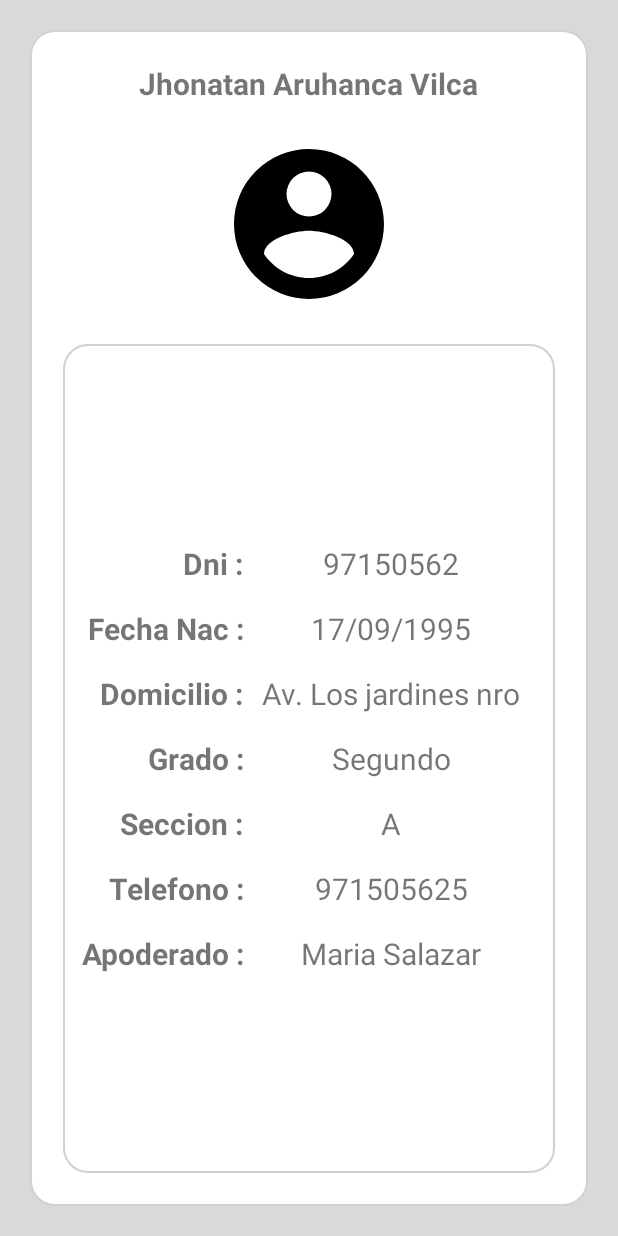
After one commit to DesarrolloSoftwareProfesional/MONITOREOESTUDIANTIL, an Android app: the layout fragment_alumno_datosgenerales.xml on its own in the app's theme, with its tools: preview values and no code run, on a phone screen of 412 x 824 dp. The commit adds this screen. Run offline under Robolectric (Android 15) with nearby library versions, the phone set to English and light mode, and no system bars.

Commit message:
fragments para detalles de alumnos

```diff
--- a/AppSGMonitoreoEstudiantil/app/src/main/java/pe/edu/sise/adapter/DetalleAlumnoSectionsPageAdapter.java
+++ b/AppSGMonitoreoEstudiantil/app/src/main/java/pe/edu/sise/adapter/DetalleAlumnoSectionsPageAdapter.java
@@ -40,11 +40,11 @@ public class DetalleAlumnoSectionsPageAdapter  extends FragmentPagerAdapter {
     public CharSequence getPageTitle(int position) {
         switch (position) {
             case 0:
-                return "Desempeño";
+                return "Datos Generales";
             case 1:
                 return "Actividades";
             case 2:
-                return "Datos Generales";
+                return "Desempeño";
         }
         return null;
     }
--- a/AppSGMonitoreoEstudiantil/app/src/main/java/pe/edu/sise/appsgmonitoreoestudiantil/AlumnoRecyclerViewFragment.java
+++ b/AppSGMonitoreoEstudiantil/app/src/main/java/pe/edu/sise/appsgmonitoreoestudiantil/AlumnoRecyclerViewFragment.java
@@ -55,6 +55,7 @@ public class AlumnoRecyclerViewFragment extends Fragment {
     }
 
     private SwipeRefreshLayout.OnRefreshListener alum_recv_swrefSetOnRefreshListene(){
+
         return new SwipeRefreshLayout.OnRefreshListener(){
 
             @Override
@@ -75,6 +76,7 @@ public class AlumnoRecyclerViewFragment extends Fragment {
 
 
     //metodos para test
+
     private List<Alumno> cargarListaTest(){
         List<Alumno> list =new ArrayList<>();
 
--- /dev/null
+++ b/AppSGMonitoreoEstudiantil/app/src/main/java/pe/edu/sise/appsgmonitoreoestudiantil/AlumnoRecyclerViewFragmentListActividades.java
@@ -0,0 +1,64 @@
+package pe.edu.sise.appsgmonitoreoestudiantil;
+
+
+import android.os.Bundle;
+import android.os.Handler;
+import android.support.v4.app.Fragment;
+import android.support.v4.widget.SwipeRefreshLayout;
+import android.support.v7.widget.RecyclerView;
+import android.view.LayoutInflater;
+import android.view.View;
+import android.view.ViewGroup;
+import android.widget.ArrayAdapter;
+
+import java.util.ArrayList;
+
+
+/**
+ * A simple {@link Fragment} subclass.
+ */
+public class AlumnoRecyclerViewFragmentListActividades extends Fragment {
+
+
+    //variables / controles
+    protected SwipeRefreshLayout alum_recv_swref_lstAct;
+    protected RecyclerView alum_recv_alumos_lstAct;
+
+    //variables para llenar lista
+        protected ArrayList<String> listaActv;
+        protected ArrayAdapter<String> adapterLstAct;
+
+    public AlumnoRecyclerViewFragmentListActividades() {
+        // Required empty public constructor
+    }
+
+
+    @Override
+    public View onCreateView(LayoutInflater inflater, ViewGroup container,
+                             Bundle savedInstanceState) {
+        // Inflate the layout for this fragment
+        return inflater.inflate(R.layout.fragment_alumno_recycler_view_fragment_list_actividades, container, false);
+    }
+
+    private SwipeRefreshLayout.OnRefreshListener alum_recv_swrefSetOnRefreshListene_lstAct(){
+
+        return new SwipeRefreshLayout.OnRefreshListener(){
+            @Override
+            public void onRefresh() {
+
+                new Handler().postDelayed(new Runnable() {
+                    @Override
+                    public void run() {
+                    }
+                },1000);
+
+            }
+        };
+    }
+
+
+
+
+
+
+}
--- a/AppSGMonitoreoEstudiantil/app/src/main/java/pe/edu/sise/appsgmonitoreoestudiantil/FragmentoPrueba01.java
+++ b/AppSGMonitoreoEstudiantil/app/src/main/java/pe/edu/sise/appsgmonitoreoestudiantil/FragmentoPrueba01.java
@@ -13,6 +13,7 @@ import android.widget.TextView;
  */
 
 public class FragmentoPrueba01 extends Fragment{
+
     public FragmentoPrueba01() {
 
     }
--- /dev/null
+++ b/AppSGMonitoreoEstudiantil/app/src/main/res/layout/fragment_alumno_datosgenerales.xml
@@ -0,0 +1,317 @@
+<?xml version="1.0" encoding="utf-8"?>
+<LinearLayout xmlns:android="http://schemas.android.com/apk/res/android"
+    android:layout_width="match_parent"
+    android:layout_height="match_parent"
+    android:background="#d9d9d9"
+    android:gravity="center"
+    android:orientation="vertical"
+    android:padding="20dp"
+    >
+
+    <LinearLayout
+        android:layout_width="match_parent"
+        android:layout_height="match_parent"
+        android:background="@drawable/side_item_layout_componet_small"
+        android:orientation="vertical">
+
+        <LinearLayout
+            android:layout_width="match_parent"
+            android:layout_height="wrap_content"
+            android:layout_margin="20dp"
+            android:gravity="center">
+
+            <TextView
+                android:id="@+id/frgmt_dtsGen_nomAlum"
+                android:layout_width="wrap_content"
+                android:layout_height="wrap_content"
+                android:text="Jhonatan Aruhanca Vilca"
+                android:textSize="20dp"
+                android:textStyle="bold" />
+
+        </LinearLayout>
+
+        <LinearLayout
+            android:layout_width="match_parent"
+            android:layout_height="wrap_content"
+            android:gravity="center"
+            android:orientation="vertical">
+
+            <ImageView
+                android:layout_width="120dp"
+                android:layout_height="120dp"
+                android:src="@drawable/ic_icon_user"
+                android:id="@+id/imageView2" />
+
+        </LinearLayout>
+
+        <LinearLayout
+            android:layout_width="match_parent"
+            android:layout_height="match_parent"
+            android:layout_margin="20dp"
+            android:background="@drawable/side_item_layout_componet_small"
+            android:orientation="vertical"
+            android:gravity="center">
+
+
+            <LinearLayout
+                android:layout_width="match_parent"
+                android:layout_height="wrap_content"
+                android:layout_margin="8dp"
+                android:orientation="horizontal">
+
+                <LinearLayout
+                    android:layout_width="wrap_content"
+                    android:layout_height="wrap_content"
+                    android:orientation="vertical">
+
+                    <TextView
+                        android:layout_width="110dp"
+                        android:layout_height="wrap_content"
+                        android:text="Dni :"
+                        android:textAlignment="textEnd"
+
+                        android:textSize="20dp"
+                        android:textStyle="bold" />
+                </LinearLayout>
+
+                <LinearLayout
+                    android:layout_width="match_parent"
+                    android:layout_height="match_parent">
+
+                    <TextView
+                        android:id="@+id/frgmt_dtsGen_dni"
+                        android:layout_width="match_parent"
+                        android:layout_height="wrap_content"
+                        android:text="97150562"
+                        android:textAlignment="center"
+                        android:textSize="20dp" />
+                </LinearLayout>
+
+            </LinearLayout>
+
+            <LinearLayout
+                android:layout_width="match_parent"
+                android:layout_height="wrap_content"
+                android:layout_margin="8dp"
+                android:orientation="horizontal">
+
+                <LinearLayout
+                    android:layout_width="wrap_content"
+                    android:layout_height="wrap_content"
+                    android:orientation="vertical">
+
+                    <TextView
+                        android:layout_width="110dp"
+                        android:layout_height="wrap_content"
+                        android:text="Fecha Nac :"
+                        android:textAlignment="textEnd"
+                        android:textSize="20dp"
+                        android:textStyle="bold"/>
+                </LinearLayout>
+
+                <LinearLayout
+                    android:layout_width="match_parent"
+                    android:layout_height="match_parent">
+
+                    <TextView
+                        android:id="@+id/frgmt_dtsGen_fechNac"
+                        android:layout_width="match_parent"
+                        android:layout_height="wrap_content"
+                        android:text="17/09/1995"
+                        android:textAlignment="center"
+                        android:textSize="20dp" />
+                </LinearLayout>
+
+            </LinearLayout>
+
+
+            <LinearLayout
+                android:layout_width="match_parent"
+                android:layout_height="wrap_content"
+                android:layout_margin="8dp"
+                android:orientation="horizontal">
+
+                <LinearLayout
+                    android:layout_width="wrap_content"
+                    android:layout_height="wrap_content"
+                    android:orientation="vertical">
+
+                    <TextView
+                        android:layout_width="110dp"
+                        android:layout_height="wrap_content"
+                        android:text="Domicilio :"
+                        android:textAlignment="textEnd"
+                        android:textSize="20dp"
+                        android:textStyle="bold" />
+                </LinearLayout>
+
+                <LinearLayout
+                    android:layout_width="match_parent"
+                    android:layout_height="match_parent"
+                    android:orientation="vertical">
+
+                    <TextView
+                        android:id="@+id/frgmt_dtsGen_domic"
+                        android:layout_width="match_parent"
+                        android:layout_height="wrap_content"
+                        android:text="Av. Los jardines nro 3456,Urb. Los jardines"
+                        android:textAlignment="center"
+                        android:textSize="20dp" />
+                </LinearLayout>
+
+            </LinearLayout>
+
+
+            <LinearLayout
+                android:layout_width="match_parent"
+                android:layout_height="wrap_content"
+                android:layout_margin="8dp"
+                android:orientation="horizontal">
+
+                <LinearLayout
+                    android:layout_width="wrap_content"
+                    android:layout_height="wrap_content"
+                    android:orientation="vertical">
+
+                    <TextView
+                        android:id="@+id/textView4"
+                        android:layout_width="110dp"
+                        android:layout_height="wrap_content"
+                        android:text="Grado :"
+                        android:textAlignment="textEnd"
+                        android:textSize="20dp"
+                        android:textStyle="bold" />
+                </LinearLayout>
+
+                <LinearLayout
+                    android:layout_width="match_parent"
+                    android:layout_height="match_parent">
+
+                    <TextView
+                        android:id="@+id/frgmt_dtsGen_grado"
+                        android:layout_width="match_parent"
+                        android:layout_height="wrap_content"
+                        android:text="Segundo"
+                        android:textAlignment="center"
+                        android:textSize="20dp" />
+                </LinearLayout>
+
+            </LinearLayout>
+
+
+            <LinearLayout
+                android:layout_width="match_parent"
+                android:layout_height="wrap_content"
+                android:layout_margin="8dp"
+                android:orientation="horizontal">
+
+                <LinearLayout
+                    android:layout_width="wrap_content"
+                    android:layout_height="wrap_content"
+                    android:orientation="vertical">
+
+                    <TextView
+                        android:layout_width="110dp"
+
+                        android:layout_height="wrap_content"
+                        android:text="Seccion :"
+                        android:textAlignment="textEnd"
+                        android:textSize="20dp"
+                        android:textStyle="bold" />
+                </LinearLayout>
+
+                <LinearLayout
+                    android:layout_width="match_parent"
+                    android:layout_height="match_parent">
+
+                    <TextView
+                        android:id="@+id/frgmt_dtsGen_seccion"
+                        android:layout_width="match_parent"
+                        android:layout_height="wrap_content"
+                        android:text="A"
+                        android:textAlignment="center"
+                        android:textSize="20dp" />
+                </LinearLayout>
+
+            </LinearLayout>
+
+
+            <LinearLayout
+                android:layout_width="match_parent"
+                android:layout_height="wrap_content"
+                android:layout_margin="8dp"
+                android:orientation="horizontal">
+
+                <LinearLayout
+                    android:layout_width="wrap_content"
+                    android:layout_height="wrap_content"
+                    android:orientation="vertical">
+
+                    <TextView
+                        android:layout_width="110dp"
+                        android:layout_height="wrap_content"
+                        android:text="Telefono :"
+                        android:textAlignment="textEnd"
+                        android:textSize="20dp"
+                        android:textStyle="bold"
+                        />
+                </LinearLayout>
+
+                <LinearLayout
+                    android:layout_width="match_parent"
+                    android:layout_height="match_parent">
+
+                    <TextView
+                        android:id="@+id/frgmt_dtsGen_telf"
+                        android:layout_width="match_parent"
+                        android:layout_height="wrap_content"
+                        android:text="971505625"
+                        android:textAlignment="center"
+                        android:textSize="20dp" />
+                </LinearLayout>
+
+            </LinearLayout>
+
+
+            <LinearLayout
+                android:layout_width="match_parent"
+                android:layout_height="wrap_content"
+                android:layout_margin="8dp"
+                android:orientation="horizontal">
+
+                <LinearLayout
+                    android:layout_width="wrap_content"
+                    android:layout_height="wrap_content"
+                    android:orientation="vertical">
+
+                    <TextView
+                        android:layout_width="110dp"
+                        android:layout_height="wrap_content"
+                        android:text="Apoderado :"
+                        android:textAlignment="textEnd"
+                        android:textSize="20dp"
+                        android:textStyle="bold"/>
+                </LinearLayout>
+
+                <LinearLayout
+                    android:layout_width="match_parent"
+                    android:layout_height="match_parent">
+
+                    <TextView
+                        android:id="@+id/frgmt_dtsGen_apoder"
+                        android:layout_width="match_parent"
+                        android:layout_height="wrap_content"
+                        android:text="Maria Salazar"
+                        android:textAlignment="center"
+                        android:textSize="20dp"
+                        />
+                </LinearLayout>
+
+            </LinearLayout>
+
+
+        </LinearLayout>
+
+    </LinearLayout>
+
+</LinearLayout>
--- /dev/null
+++ b/AppSGMonitoreoEstudiantil/app/src/main/res/layout/fragment_alumno_desempeno.xml
@@ -0,0 +1,6 @@
+<?xml version="1.0" encoding="utf-8"?>
+<LinearLayout xmlns:android="http://schemas.android.com/apk/res/android"
+    android:orientation="vertical" android:layout_width="match_parent"
+    android:layout_height="match_parent">
+
+</LinearLayout>
--- /dev/null
+++ b/AppSGMonitoreoEstudiantil/app/src/main/res/layout/fragment_alumno_recycler_view_fragment_list_actividades.xml
@@ -0,0 +1,26 @@
+<FrameLayout xmlns:android="http://schemas.android.com/apk/res/android"
+    xmlns:tools="http://schemas.android.com/tools"
+    android:layout_width="match_parent"
+    android:layout_height="match_parent"
+    tools:context="pe.edu.sise.appsgmonitoreoestudiantil.AlumnoRecyclerViewFragmentListActividades">
+
+   <LinearLayout
+       android:layout_width="match_parent"
+       android:layout_height="wrap_content"
+       android:orientation="vertical">
+
+       <android.support.v4.widget.SwipeRefreshLayout
+           android:layout_width="match_parent"
+           android:layout_height="wrap_content"
+           android:id="@+id/alum_recv_swref_lstAct">
+
+           <android.support.v7.widget.RecyclerView
+               android:layout_width="match_parent"
+               android:layout_height="wrap_content"
+               android:id="@+id/alum_recv_alumos_lstAct"/>
+
+       </android.support.v4.widget.SwipeRefreshLayout>
+
+   </LinearLayout>
+
+</FrameLayout>
```
